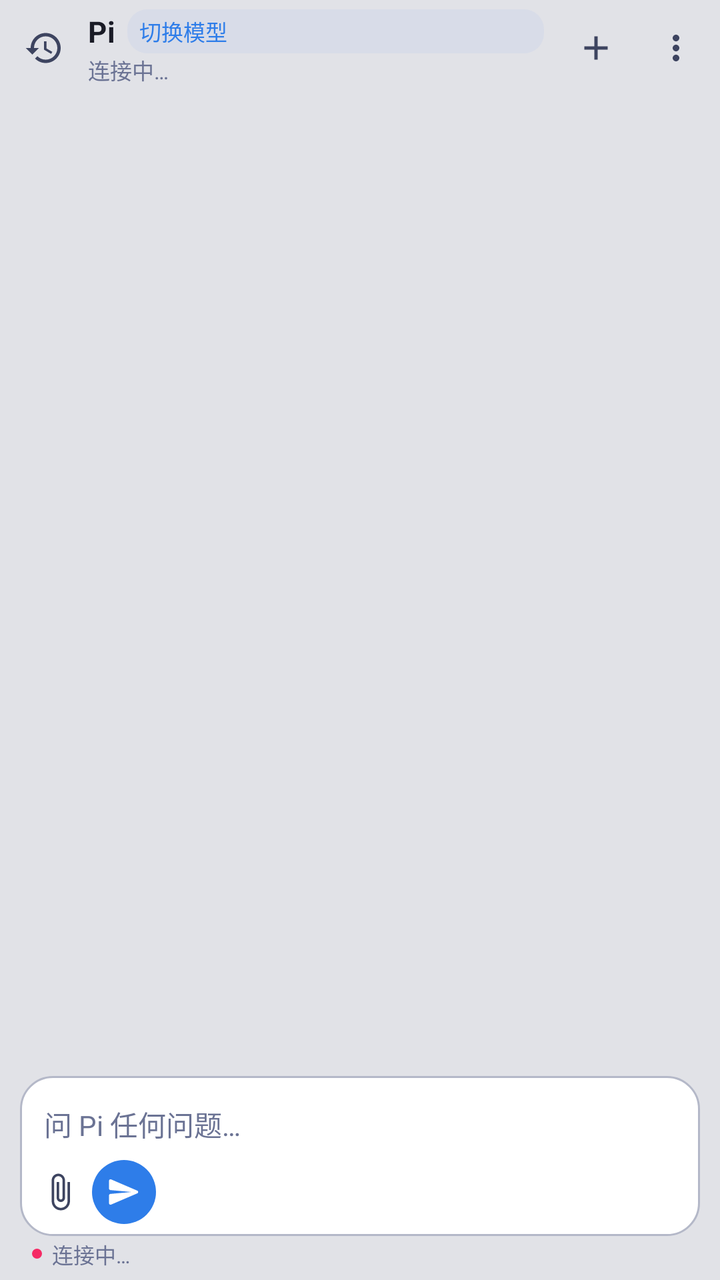
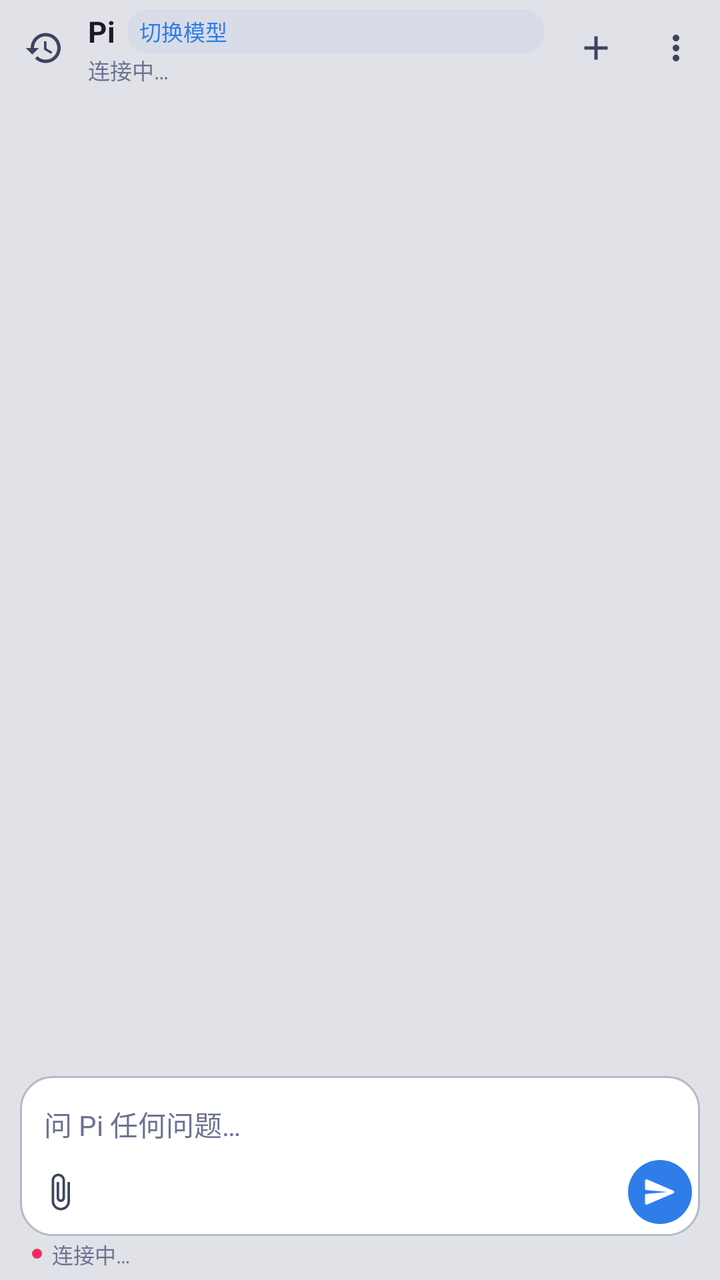

An Android layout rendered at two revisions. The XML below is the earlier revision; the diff shows what the commit changed to produce the second picture.
<!-- AndroidManifest.xml: application theme AppTheme -->
<!-- res/layout/activity_main.xml -->
<?xml version="1.0" encoding="utf-8"?>
<LinearLayout xmlns:android="http://schemas.android.com/apk/res/android"
    android:id="@+id/root"
    android:layout_width="match_parent"
    android:layout_height="match_parent"
    android:background="@color/bg_base"
    android:orientation="vertical">

    
    <LinearLayout
        android:id="@+id/top_bar"
        android:layout_width="match_parent"
        android:layout_height="wrap_content"
        android:background="@color/bg_base"
        android:orientation="vertical"
        android:paddingBottom="2dp">

        <LinearLayout
            android:id="@+id/toolbar_row"
            android:layout_width="match_parent"
            android:layout_height="48dp"
            android:gravity="center_vertical"
            android:orientation="horizontal"
            android:paddingStart="2dp"
            android:paddingEnd="2dp">

            <ImageButton
                android:id="@+id/btn_sessions"
                android:layout_width="40dp"
                android:layout_height="40dp"
                android:background="?attr/selectableItemBackgroundBorderless"
                android:contentDescription="@string/action_sessions"
                android:padding="10dp"
                android:scaleType="centerInside"
                android:src="@drawable/ic_history"
                android:tint="@color/text_secondary" />

            <LinearLayout
                android:layout_width="0dp"
                android:layout_height="wrap_content"
                android:layout_marginStart="2dp"
                android:layout_weight="1"
                android:orientation="vertical"
                android:paddingEnd="6dp">

                <LinearLayout
                    android:layout_width="match_parent"
                    android:layout_height="wrap_content"
                    android:gravity="center_vertical"
                    android:orientation="horizontal">

                    <TextView
                        android:id="@+id/session_title"
                        style="@style/ToolbarTitle"
                        android:layout_width="wrap_content"
                        android:layout_height="wrap_content"
                        android:ellipsize="end"
                        android:maxLines="1"
                        android:text="@string/app_name" />

                    <TextView
                        android:id="@+id/model_chip"
                        style="@style/MonoMetaText.Line"
                        android:layout_width="0dp"
                        android:layout_height="22dp"
                        android:layout_marginStart="6dp"
                        android:layout_weight="1"
                        android:background="@drawable/bg_status_chip"
                        android:clickable="true"
                        android:ellipsize="end"
                        android:focusable="true"
                        android:gravity="center_vertical"
                        android:maxLines="1"
                        android:paddingStart="6dp"
                        android:paddingEnd="6dp"
                        android:singleLine="true"
                        android:text="@string/action_model"
                        android:textColor="@color/pi_blue"
                        android:textSize="11sp" />
                </LinearLayout>

                <TextView
                    android:id="@+id/session_meta"
                    style="@style/MonoMetaText.Line"
                    android:layout_width="match_parent"
                    android:layout_height="wrap_content"
                    android:ellipsize="middle"
                    android:maxLines="1"
                    android:text="@string/status_connecting"
                    android:textColor="@color/text_muted"
                    android:textSize="11sp" />
            </LinearLayout>

            <TextView
                android:id="@+id/diff_badge"
                style="@style/MonoMetaText.Line"
                android:layout_width="wrap_content"
                android:layout_height="wrap_content"
                android:layout_marginEnd="2dp"
                android:background="@drawable/bg_diff_badge"
                android:paddingStart="7dp"
                android:paddingTop="3dp"
                android:paddingEnd="7dp"
                android:paddingBottom="3dp"
                android:textSize="10.5sp"
                android:visibility="gone" />

            <ImageButton
                android:id="@+id/btn_new_session"
                android:layout_width="40dp"
                android:layout_height="40dp"
                android:background="?attr/selectableItemBackgroundBorderless"
                android:contentDescription="@string/action_new_session"
                android:padding="10dp"
                android:scaleType="centerInside"
                android:src="@drawable/ic_add"
                android:tint="@color/text_secondary" />

            <ImageButton
                android:id="@+id/btn_overflow"
                android:layout_width="40dp"
                android:layout_height="40dp"
                android:background="?attr/selectableItemBackgroundBorderless"
                android:contentDescription="@string/action_more"
                android:padding="10dp"
                android:scaleType="centerInside"
                android:src="@drawable/ic_more_vert"
                android:tint="@color/text_secondary" />
        </LinearLayout>
    </LinearLayout>

    <LinearLayout
        android:id="@+id/reconnect_banner"
        android:layout_width="match_parent"
        android:layout_height="wrap_content"
        android:layout_marginStart="12dp"
        android:layout_marginTop="4dp"
        android:layout_marginEnd="12dp"
        android:layout_marginBottom="2dp"
        android:background="@drawable/bg_notice_card"
        android:orientation="horizontal"
        android:visibility="gone">

        <View
            android:id="@+id/reconnect_accent"
            android:layout_width="3dp"
            android:layout_height="match_parent"
            android:background="@color/notice_error" />

        <LinearLayout
            android:layout_width="0dp"
            android:layout_height="wrap_content"
            android:layout_weight="1"
            android:orientation="vertical"
            android:paddingStart="10dp"
            android:paddingTop="8dp"
            android:paddingEnd="8dp"
            android:paddingBottom="8dp">

            <LinearLayout
                android:layout_width="match_parent"
                android:layout_height="wrap_content"
                android:gravity="center_vertical"
                android:orientation="horizontal">

                <TextView
                    android:id="@+id/reconnect_icon"
                    style="@style/MonoMetaText.Line"
                    android:layout_width="18dp"
                    android:layout_height="wrap_content"
                    android:gravity="center"
                    android:text="!"
                    android:textColor="@color/notice_error"
                    android:textSize="12sp"
                    android:textStyle="bold" />

                <TextView
                    android:id="@+id/reconnect_title"
                    android:layout_width="0dp"
                    android:layout_height="wrap_content"
                    android:layout_marginStart="6dp"
                    android:layout_weight="1"
                    android:text="@string/notice_title_connector"
                    android:textColor="@color/text_primary"
                    android:textSize="13sp"
                    android:textStyle="bold" />
            </LinearLayout>

            <TextView
                android:id="@+id/reconnect_text"
                style="@style/MonoMetaText"
                android:layout_width="match_parent"
                android:layout_height="wrap_content"
                android:layout_marginStart="24dp"
                android:layout_marginTop="3dp"
                android:text="@string/reconnect_banner"
                android:textColor="@color/text_secondary"
                android:textSize="11.5sp" />

            <TextView
                android:id="@+id/reconnect_btn"
                style="@style/MonoMetaText.Line"
                android:layout_width="wrap_content"
                android:layout_height="wrap_content"
                android:layout_marginStart="24dp"
                android:layout_marginTop="8dp"
                android:background="@drawable/bg_notice_action"
                android:paddingStart="10dp"
                android:paddingTop="5dp"
                android:paddingEnd="10dp"
                android:paddingBottom="5dp"
                android:text="@string/reconnect_action"
                android:textColor="@color/pi_blue"
                android:textSize="11.5sp" />
        </LinearLayout>
    </LinearLayout>

    <FrameLayout
        android:layout_width="match_parent"
        android:layout_height="0dp"
        android:layout_weight="1">

        <androidx.recyclerview.widget.RecyclerView
            android:id="@+id/messages"
            android:layout_width="match_parent"
            android:layout_height="match_parent"
            android:clipToPadding="false"
            android:overScrollMode="never"
            android:paddingTop="2dp"
            android:paddingBottom="10dp" />

        <ImageButton
            android:id="@+id/scroll_bottom"
            android:layout_width="36dp"
            android:layout_height="36dp"
            android:layout_gravity="bottom|center_horizontal"
            android:layout_marginBottom="8dp"
            android:background="@drawable/bg_scroll_bottom"
            android:contentDescription="@string/scroll_to_bottom"
            android:elevation="2dp"
            android:padding="7dp"
            android:scaleType="centerInside"
            android:src="@drawable/ic_scroll_down"
            android:tint="@color/text_secondary"
            android:visibility="gone" />

        <LinearLayout
            android:id="@+id/empty_state"
            android:layout_width="match_parent"
            android:layout_height="wrap_content"
            android:layout_gravity="center"
            android:gravity="center_horizontal"
            android:orientation="vertical"
            android:paddingStart="32dp"
            android:paddingEnd="32dp"
            android:visibility="gone">

            <ImageView
                android:layout_width="40dp"
                android:layout_height="40dp"
                android:alpha="0.9"
                android:contentDescription="@string/app_name"
                android:src="@drawable/ic_pi_logo" />

            <TextView
                android:id="@+id/empty_title"
                android:layout_width="wrap_content"
                android:layout_height="wrap_content"
                android:layout_marginTop="14dp"
                android:text="@string/empty_title"
                android:textColor="@color/text_primary"
                android:textSize="17sp"
                android:textStyle="bold" />

            <TextView
                android:id="@+id/empty_body"
                android:layout_width="match_parent"
                android:layout_height="wrap_content"
                android:layout_marginTop="6dp"
                android:gravity="center"
                android:lineSpacingMultiplier="1.25"
                android:text="@string/empty_body"
                android:textColor="@color/text_secondary"
                android:textSize="13sp" />

            <com.google.android.material.button.MaterialButton
                android:id="@+id/empty_action"
                style="@style/Widget.Material3.Button.TextButton"
                android:layout_width="wrap_content"
                android:layout_height="wrap_content"
                android:layout_marginTop="8dp"
                android:text="@string/empty_open_settings"
                android:textColor="@color/pi_blue"
                android:visibility="gone" />

            <LinearLayout
                android:id="@+id/suggest_row"
                android:layout_width="match_parent"
                android:layout_height="wrap_content"
                android:layout_marginTop="20dp"
                android:gravity="center"
                android:orientation="vertical" />
        </LinearLayout>
    </FrameLayout>

    <LinearLayout
        android:id="@+id/slash_panel"
        android:layout_width="match_parent"
        android:layout_height="wrap_content"
        android:background="@drawable/bg_slash_panel"
        android:elevation="2dp"
        android:orientation="vertical"
        android:paddingTop="4dp"
        android:paddingBottom="2dp"
        android:visibility="gone">

        <TextView
            android:layout_width="match_parent"
            android:layout_height="wrap_content"
            android:paddingStart="14dp"
            android:paddingEnd="14dp"
            android:paddingBottom="2dp"
            android:text="@string/slash_hint_title"
            android:textColor="@color/text_muted"
            android:textSize="11sp" />

        <androidx.recyclerview.widget.RecyclerView
            android:id="@+id/slash_list"
            android:layout_width="match_parent"
            android:layout_height="wrap_content"
            android:nestedScrollingEnabled="false"
            android:overScrollMode="never" />
    </LinearLayout>

    
    <LinearLayout
        android:id="@+id/actions"
        android:layout_width="match_parent"
        android:layout_height="wrap_content"
        android:layout_marginStart="10dp"
        android:layout_marginEnd="10dp"
        android:layout_marginBottom="6dp"
        android:background="@drawable/bg_approval_card"
        android:orientation="vertical"
        android:paddingStart="12dp"
        android:paddingTop="10dp"
        android:paddingEnd="12dp"
        android:paddingBottom="10dp"
        android:visibility="gone">

        <TextView
            android:id="@+id/actions_title"
            android:layout_width="match_parent"
            android:layout_height="wrap_content"
            android:textColor="@color/pi_amber"
            android:textSize="13sp"
            android:textStyle="bold" />

        <TextView
            android:id="@+id/actions_body"
            style="@style/MonoMetaText"
            android:layout_width="match_parent"
            android:layout_height="wrap_content"
            android:layout_marginTop="6dp"
            android:background="@drawable/bg_tool_output"
            android:maxLines="8"
            android:padding="8dp"
            android:scrollHorizontally="false"
            android:textColor="@color/text_secondary"
            android:textIsSelectable="true"
            android:textSize="11.5sp"
            android:visibility="gone" />

        <EditText
            android:id="@+id/actions_input"
            android:layout_width="match_parent"
            android:layout_height="wrap_content"
            android:layout_marginTop="6dp"
            android:background="@drawable/bg_composer"
            android:hint=""
            android:maxLines="5"
            android:padding="10dp"
            android:scrollHorizontally="false"
            android:textColor="@color/text_primary"
            android:textColorHint="@color/text_muted"
            android:textSize="14sp"
            android:visibility="gone" />

        <LinearLayout
            android:id="@+id/actions_buttons"
            android:layout_width="match_parent"
            android:layout_height="wrap_content"
            android:layout_marginTop="8dp"
            android:gravity="end"
            android:orientation="horizontal" />
    </LinearLayout>

    <TextView
        android:id="@+id/generation_status"
        style="@style/MonoMetaText.Line"
        android:layout_width="match_parent"
        android:layout_height="wrap_content"
        android:ellipsize="end"
        android:maxLines="1"
        android:paddingStart="14dp"
        android:paddingTop="1dp"
        android:paddingEnd="14dp"
        android:paddingBottom="1dp"
        android:textColor="@color/text_muted"
        android:textSize="11sp"
        android:visibility="gone" />

    
    <LinearLayout
        android:id="@+id/composer_bar"
        android:layout_width="match_parent"
        android:layout_height="wrap_content"
        android:orientation="vertical"
        android:paddingStart="10dp"
        android:paddingTop="2dp"
        android:paddingEnd="10dp"
        android:paddingBottom="4dp">

        <LinearLayout
            android:layout_width="match_parent"
            android:layout_height="wrap_content"
            android:background="@drawable/bg_composer_card"
            android:orientation="vertical"
            android:paddingStart="2dp"
            android:paddingTop="4dp"
            android:paddingEnd="2dp"
            android:paddingBottom="4dp">

            <HorizontalScrollView
                android:id="@+id/attachment_scroller"
                android:layout_width="match_parent"
                android:layout_height="wrap_content"
                android:layout_marginStart="6dp"
                android:layout_marginEnd="6dp"
                android:layout_marginBottom="2dp"
                android:scrollbars="none"
                android:visibility="gone">

                <LinearLayout
                    android:id="@+id/attachment_row"
                    android:layout_width="wrap_content"
                    android:layout_height="wrap_content"
                    android:orientation="horizontal" />
            </HorizontalScrollView>

            <EditText
                android:id="@+id/composer"
                style="@style/ComposerText"
                android:layout_width="match_parent"
                android:layout_height="wrap_content"
                android:background="@android:color/transparent"
                android:hint="@string/hint_message"
                android:imeOptions="actionNone|flagNoExtractUi"
                android:inputType="textMultiLine|textCapSentences"
                android:maxLines="6"
                android:minHeight="36dp"
                android:paddingStart="10dp"
                android:paddingTop="6dp"
                android:paddingEnd="10dp"
                android:paddingBottom="2dp" />

            
            <LinearLayout
                android:layout_width="match_parent"
                android:layout_height="36dp"
                android:gravity="center_vertical"
                android:orientation="horizontal"
                android:paddingStart="2dp"
                android:paddingEnd="4dp">

                <ImageButton
                    android:id="@+id/btn_attach"
                    android:layout_width="32dp"
                    android:layout_height="32dp"
                    android:background="?attr/selectableItemBackgroundBorderless"
                    android:contentDescription="@string/action_attach"
                    android:padding="6dp"
                    android:scaleType="centerInside"
                    android:src="@drawable/ic_attach"
                    android:tint="@color/text_secondary" />

                <TextView
                    android:id="@+id/cwd_chip"
                    style="@style/MonoMetaText.Line"
                    android:layout_width="0dp"
                    android:layout_height="26dp"
                    android:layout_marginStart="2dp"
                    android:layout_marginEnd="4dp"
                    android:layout_weight="1"
                    android:background="@drawable/bg_status_chip"
                    android:clickable="true"
                    android:ellipsize="middle"
                    android:focusable="true"
                    android:gravity="center_vertical"
                    android:maxLines="1"
                    android:minWidth="36dp"
                    android:paddingStart="6dp"
                    android:paddingEnd="6dp"
                    android:singleLine="true"
                    android:text="@string/cwd_chip_placeholder"
                    android:textColor="@color/text_secondary"
                    android:textSize="11sp"
                    android:visibility="gone" />

                <LinearLayout
                    android:id="@+id/steer_toggle"
                    android:layout_width="wrap_content"
                    android:layout_height="26dp"
                    android:layout_marginEnd="2dp"
                    android:background="@drawable/bg_segmented"
                    android:orientation="horizontal"
                    android:visibility="gone">

                    <TextView
                        android:id="@+id/steer_mode_plan"
                        style="@style/MonoMetaText.Line"
                        android:layout_width="wrap_content"
                        android:layout_height="match_parent"
                        android:gravity="center"
                        android:paddingStart="5dp"
                        android:paddingEnd="5dp"
                        android:text="@string/composer_plan"
                        android:textColor="@color/text_muted"
                        android:textSize="10sp" />

                    <TextView
                        android:id="@+id/steer_mode_steer"
                        style="@style/MonoMetaText.Line"
                        android:layout_width="wrap_content"
                        android:layout_height="match_parent"
                        android:background="@drawable/bg_segmented_on"
                        android:gravity="center"
                        android:paddingStart="5dp"
                        android:paddingEnd="5dp"
                        android:text="@string/composer_steer"
                        android:textColor="@color/md_theme_onPrimary"
                        android:textSize="10sp" />

                    <TextView
                        android:id="@+id/steer_mode_queue"
                        style="@style/MonoMetaText.Line"
                        android:layout_width="wrap_content"
                        android:layout_height="match_parent"
                        android:gravity="center"
                        android:paddingStart="5dp"
                        android:paddingEnd="5dp"
                        android:text="@string/composer_queue"
                        android:textColor="@color/text_muted"
                        android:textSize="10sp" />
                </LinearLayout>

                <ImageButton
                    android:id="@+id/btn_stop"
                    android:layout_width="32dp"
                    android:layout_height="32dp"
                    android:background="?attr/selectableItemBackgroundBorderless"
                    android:contentDescription="@string/action_stop"
                    android:padding="6dp"
                    android:scaleType="centerInside"
                    android:src="@drawable/ic_stop"
                    android:tint="@color/status_offline"
                    android:visibility="gone" />

                <ImageButton
                    android:id="@+id/send"
                    android:layout_width="32dp"
                    android:layout_height="32dp"
                    android:background="@drawable/bg_send_button"
                    android:contentDescription="@string/action_send"
                    android:padding="7dp"
                    android:scaleType="centerInside"
                    android:src="@drawable/ic_send"
                    android:tint="@color/md_theme_onPrimary" />
            </LinearLayout>
        </LinearLayout>

        
        <LinearLayout
            android:id="@+id/status_footer"
            android:layout_width="match_parent"
            android:layout_height="18dp"
            android:gravity="center_vertical"
            android:orientation="horizontal"
            android:paddingStart="6dp"
            android:paddingTop="0dp"
            android:paddingEnd="6dp"
            android:paddingBottom="0dp">

            <View
                android:id="@+id/status_dot"
                android:layout_width="5dp"
                android:layout_height="5dp"
                android:background="@drawable/ic_status_dot" />

            <TextView
                android:id="@+id/status_text"
                style="@style/MonoMetaText.Line"
                android:layout_width="0dp"
                android:layout_height="wrap_content"
                android:layout_marginStart="5dp"
                android:layout_weight="1"
                android:ellipsize="end"
                android:maxLines="1"
                android:singleLine="true"
                android:text="@string/status_connecting"
                android:textColor="@color/text_muted"
                android:textSize="10.5sp" />

            <TextView
                android:id="@+id/footer_sep"
                style="@style/MonoMetaText.Line"
                android:layout_width="wrap_content"
                android:layout_height="wrap_content"
                android:paddingStart="4dp"
                android:paddingEnd="4dp"
                android:text="·"
                android:textColor="@color/text_faint"
                android:textSize="10.5sp"
                android:visibility="gone" />

            <FrameLayout
                android:id="@+id/context_bar_wrap"
                android:layout_width="28dp"
                android:layout_height="4dp"
                android:layout_marginEnd="4dp"
                android:background="@drawable/bg_context_bar_track"
                android:visibility="gone">

                <View
                    android:id="@+id/context_bar_fill"
                    android:layout_width="0dp"
                    android:layout_height="match_parent"
                    android:background="@drawable/bg_context_bar_fill" />
            </FrameLayout>

            <TextView
                android:id="@+id/footer_stats"
                style="@style/MonoMetaText.Line"
                android:layout_width="wrap_content"
                android:layout_height="wrap_content"
                android:ellipsize="end"
                android:maxLines="1"
                android:maxWidth="160dp"
                android:singleLine="true"
                android:textColor="@color/text_faint"
                android:textSize="10.5sp"
                android:visibility="gone" />
        </LinearLayout>
    </LinearLayout>

    
    <View
        android:id="@+id/status_chip"
        android:layout_width="0dp"
        android:layout_height="0dp"
        android:visibility="gone" />
</LinearLayout>
<!-- resources referenced by this layout -->
<resources>
  <color name="bg_base">#E1E2E7</color>
  <color name="md_theme_onPrimary">#FFFFFF</color>
  <color name="notice_error">#F52A65</color>
  <color name="pi_amber">#B15C00</color>
  <color name="pi_blue">#2E7DE9</color>
  <color name="status_offline">#F52A65</color>
  <color name="text_faint">#949BB8</color>
  <color name="text_muted">#6B7394</color>
  <color name="text_primary">#1A1B26</color>
  <color name="text_secondary">#3D4460</color>
  <!-- drawable bg_diff_badge (drawable) -->
  <?xml version="1.0" encoding="utf-8"?>
  <shape xmlns:android="http://schemas.android.com/apk/res/android"
      android:shape="rectangle">
      <solid android:color="@color/bg_chip" />
      <corners android:radius="6dp" />
  </shape>
  <!-- drawable bg_notice_action (drawable) -->
  <?xml version="1.0" encoding="utf-8"?>
  <shape xmlns:android="http://schemas.android.com/apk/res/android"
      android:shape="rectangle">
      <solid android:color="@color/bg_chip" />
      <corners android:radius="8dp" />
  </shape>
  <!-- drawable bg_segmented (drawable) -->
  <?xml version="1.0" encoding="utf-8"?>
  <shape xmlns:android="http://schemas.android.com/apk/res/android"
      android:shape="rectangle">
      <solid android:color="@color/bg_chip" />
      <corners android:radius="8dp" />
  </shape>
  <!-- drawable bg_status_chip (drawable) -->
  <?xml version="1.0" encoding="utf-8"?>
  <shape xmlns:android="http://schemas.android.com/apk/res/android"
      android:shape="rectangle">
      <solid android:color="@color/bg_chip" />
      <corners android:radius="10dp" />
  </shape>
  <!-- drawable bg_tool_output (drawable) -->
  <?xml version="1.0" encoding="utf-8"?>
  <shape xmlns:android="http://schemas.android.com/apk/res/android"
      android:shape="rectangle">
      <solid android:color="@color/bg_code" />
      <corners android:radius="8dp" />
  </shape>
  <string name="action_attach">添加图片或文件</string>
  <string name="action_model">切换模型</string>
  <string name="action_more">更多</string>
  <string name="action_new_session">新建会话</string>
  <string name="action_send">发送</string>
  <string name="action_sessions">会话列表</string>
  <string name="action_stop">停止</string>
  <string name="app_name">Pi</string>
  <string name="composer_plan">计划</string>
  <string name="composer_queue">排队</string>
  <string name="composer_steer">引导</string>
  <string name="cwd_chip_placeholder">工作目录</string>
  <string name="empty_body">连上 Termux 里的连接器后即可开始。</string>
  <string name="empty_open_settings">打开设置</string>
  <string name="empty_title">今天想聊点什么？</string>
  <string name="hint_message">问 Pi 任何问题…</string>
  <string name="notice_title_connector">连接器</string>
  <string name="reconnect_action">重新连接</string>
  <string name="reconnect_banner">连接器未响应，请检查 Termux</string>
  <string name="scroll_to_bottom">回到底部</string>
  <string name="slash_hint_title">命令</string>
  <string name="status_connecting">连接中…</string>
  <style name="MonoMetaText">
          <item name="android:fontFamily">@font/meslo_lgldz_nf_regular</item>
          <item name="android:textSize">11sp</item>
          <item name="android:textColor">@color/text_muted</item>
      </style>
  <style name="MonoMetaText.Line" parent="MonoMetaText">
          <item name="android:maxLines">1</item>
          <item name="android:ellipsize">end</item>
      </style>
  <color name="approval_bg">#FFF4E8</color>
  <color name="approval_border">#B15C00</color>
  <color name="bg_composer">#FFFFFF</color>
  <color name="bg_composer_stroke">#B4B8C8</color>
  <color name="bg_chip">#D8DCE8</color>
  <color name="notice_bg">#EEF0F6</color>
  <color name="pi_blue_press">#1A66D1</color>
  <color name="bg_elevated">#F0F1F5</color>
  <color name="divider">#C4C8DA</color>
  <color name="md_theme_primary">#2E7DE9</color>
  <color name="bg_code">#D0D5E3</color>
  <color name="md_theme_secondary">#5A4A8A</color>
  <color name="md_theme_tertiary">#B15C00</color>
  <!-- unchanged entries left out for length: 22 -->
</resources>

<!-- the commit's change to res/layout/activity_main.xml (unified diff, before → after) -->
@@ -471,7 +471,7 @@
                 android:gravity="center_vertical"
                 android:orientation="horizontal"
                 android:paddingStart="2dp"
-                android:paddingEnd="4dp">
+                android:paddingEnd="2dp">
 
                 <ImageButton
                     android:id="@+id/btn_attach"
@@ -484,28 +484,34 @@
                     android:src="@drawable/ic_attach"
                     android:tint="@color/text_secondary" />
 
-                <TextView
-                    android:id="@+id/cwd_chip"
-                    style="@style/MonoMetaText.Line"
+                
+                <FrameLayout
                     android:layout_width="0dp"
-                    android:layout_height="26dp"
+                    android:layout_height="match_parent"
                     android:layout_marginStart="2dp"
                     android:layout_marginEnd="4dp"
-                    android:layout_weight="1"
-                    android:background="@drawable/bg_status_chip"
-                    android:clickable="true"
-                    android:ellipsize="middle"
-                    android:focusable="true"
-                    android:gravity="center_vertical"
-                    android:maxLines="1"
-                    android:minWidth="36dp"
-                    android:paddingStart="6dp"
-                    android:paddingEnd="6dp"
-                    android:singleLine="true"
-                    android:text="@string/cwd_chip_placeholder"
-                    android:textColor="@color/text_secondary"
-                    android:textSize="11sp"
-                    android:visibility="gone" />
+                    android:layout_weight="1">
+
+                    <TextView
+                        android:id="@+id/cwd_chip"
+                        style="@style/MonoMetaText.Line"
+                        android:layout_width="match_parent"
+                        android:layout_height="26dp"
+                        android:layout_gravity="center_vertical"
+                        android:background="@drawable/bg_status_chip"
+                        android:clickable="true"
+                        android:ellipsize="middle"
+                        android:focusable="true"
+                        android:gravity="center_vertical"
+                        android:maxLines="1"
+                        android:paddingStart="6dp"
+                        android:paddingEnd="6dp"
+                        android:singleLine="true"
+                        android:text="@string/cwd_chip_placeholder"
+                        android:textColor="@color/text_secondary"
+                        android:textSize="11sp"
+                        android:visibility="gone" />
+                </FrameLayout>
 
                 <LinearLayout
                     android:id="@+id/steer_toggle"
@@ -558,6 +564,7 @@
                     android:id="@+id/btn_stop"
                     android:layout_width="32dp"
                     android:layout_height="32dp"
+                    android:layout_marginEnd="2dp"
                     android:background="?attr/selectableItemBackgroundBorderless"
                     android:contentDescription="@string/action_stop"
                     android:padding="6dp"
